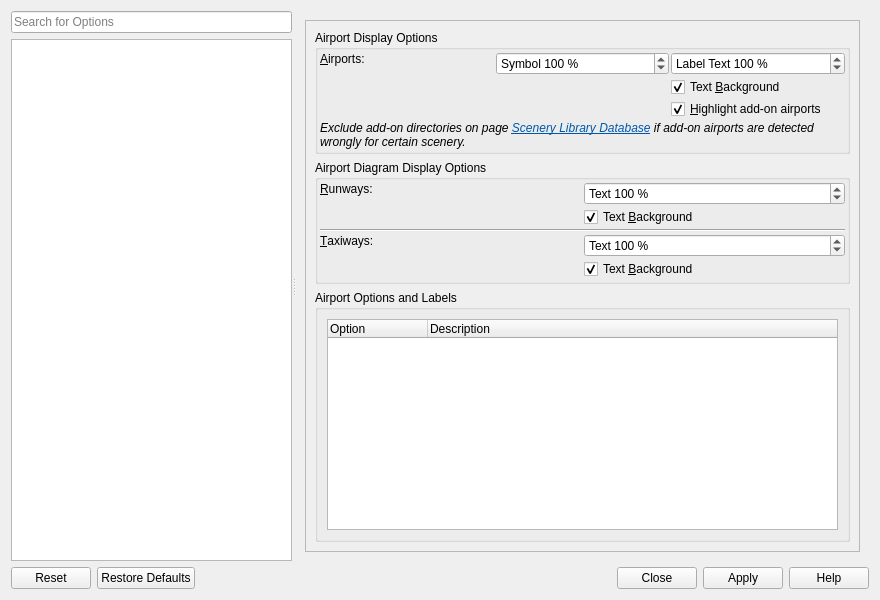
Above: src/options/optionsdialog.ui from albar965/littlenavmap before the change. Below: the same form after it.
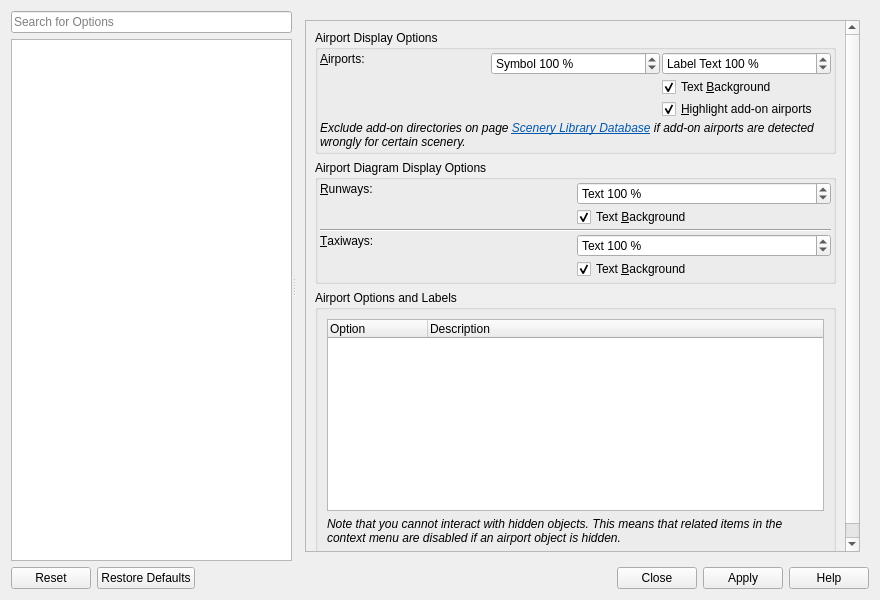
That is the form after the change. The open tabs and pages were chosen to show the change. Icons and pictures are not drawn.

```diff
--- a/src/options/optionsdialog.ui
+++ b/src/options/optionsdialog.ui
@@ -3047,9 +3047,9 @@
            <property name="geometry">
             <rect>
              <x>0</x>
-             <y>0</y>
-             <width>355</width>
-             <height>586</height>
+             <y>-108</y>
+             <width>572</width>
+             <height>639</height>
             </rect>
            </property>
            <layout class="QVBoxLayout" name="verticalLayout_71">
@@ -3362,6 +3362,22 @@
                  </column>
                 </widget>
                </item>
+               <item>
+                <widget class="QLabel" name="labelOptionsAirportSettingsHint_2">
+                 <property name="text">
+                  <string>&lt;html&gt;&lt;head/&gt;&lt;body&gt;&lt;p&gt;&lt;img src=&quot;:/littlenavmap/resources/icons/bulb.svg&quot;/&gt;&lt;span style=&quot; font-style:italic;&quot;&gt;Note that you cannot interact with hidden objects. This means that related items in the context menu are disabled if an airport object is hidden.&lt;/span&gt;&lt;/p&gt;&lt;/body&gt;&lt;/html&gt;</string>
+                 </property>
+                 <property name="wordWrap">
+                  <bool>true</bool>
+                 </property>
+                 <property name="margin">
+                  <number>10</number>
+                 </property>
+                 <property name="textInteractionFlags">
+                  <set>Qt::LinksAccessibleByMouse|Qt::TextSelectableByMouse</set>
+                 </property>
+                </widget>
+               </item>
               </layout>
              </widget>
             </item>
```
Left out of the diff: 62 changed lines with no effect on the pictures.
